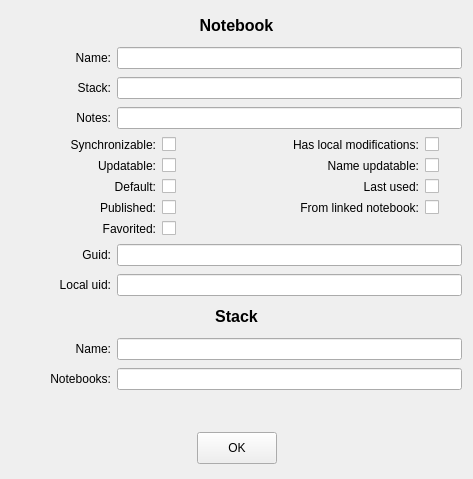
d1vanov/quentier, file lib/widget/NotebookModelItemInfoWidget.ui: the form before one commit.
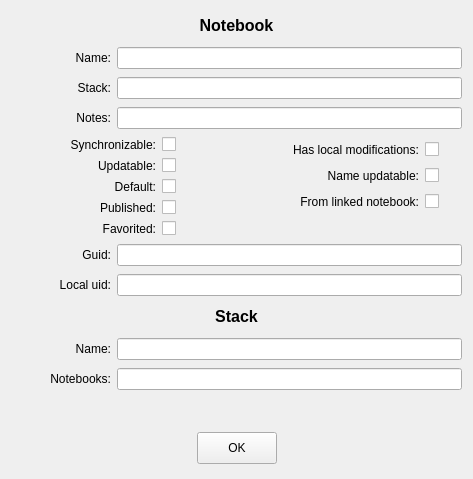
The form after the commit.

The edit to the form file:
```diff
--- a/lib/widget/NotebookModelItemInfoWidget.ui
+++ b/lib/widget/NotebookModelItemInfoWidget.ui
@@ -256,19 +256,6 @@
       <widget class="QCheckBox" name="notebookNameUpdatableCheckBox"/>
      </item>
      <item row="2" column="0">
-      <widget class="QLabel" name="notebookLastUsedLabel">
-       <property name="text">
-        <string>Last used:</string>
-       </property>
-       <property name="alignment">
-        <set>Qt::AlignRight|Qt::AlignTrailing|Qt::AlignVCenter</set>
-       </property>
-      </widget>
-     </item>
-     <item row="2" column="1">
-      <widget class="QCheckBox" name="notebookLastUsedCheckBox"/>
-     </item>
-     <item row="3" column="0">
       <widget class="QLabel" name="notebookFromLinkedNotebookLabel">
        <property name="text">
         <string>From linked notebook:</string>
@@ -278,10 +265,10 @@
        </property>
       </widget>
      </item>
-     <item row="3" column="1">
+     <item row="2" column="1">
       <widget class="QCheckBox" name="notebookFromLinkedNotebookCheckBox"/>
      </item>
-     <item row="4" column="0">
+     <item row="3" column="0">
       <spacer name="verticalSpacer">
        <property name="orientation">
         <enum>Qt::Vertical</enum>
```
Left out of the diff: 4 changed lines with no effect on the pictures.
